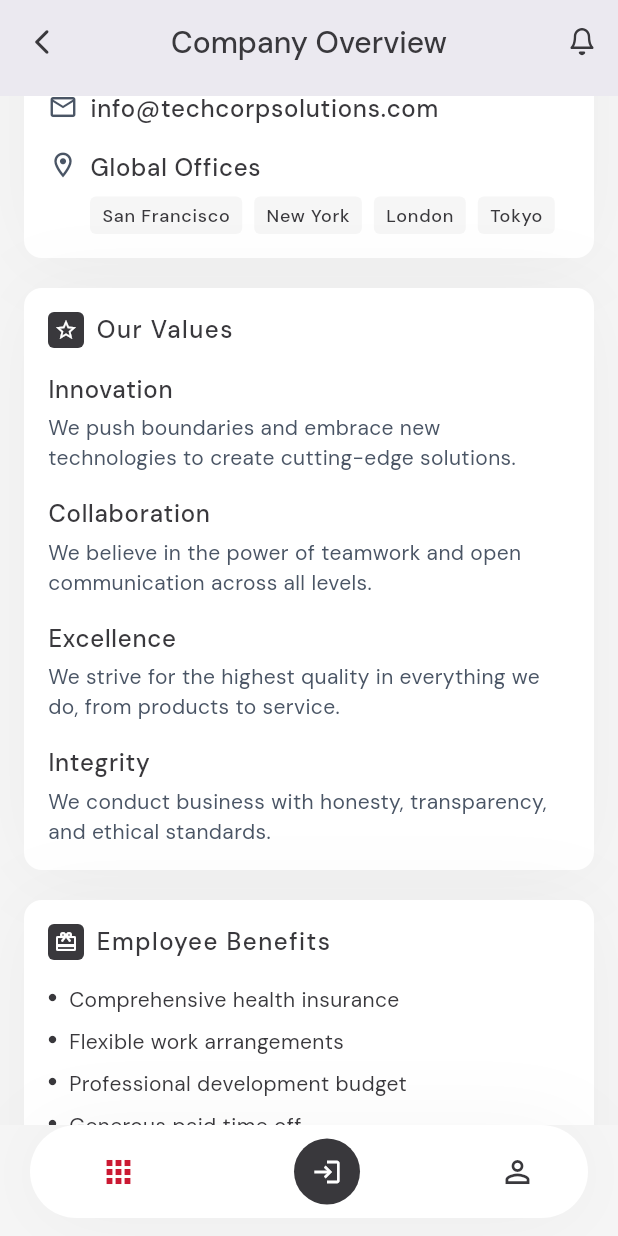
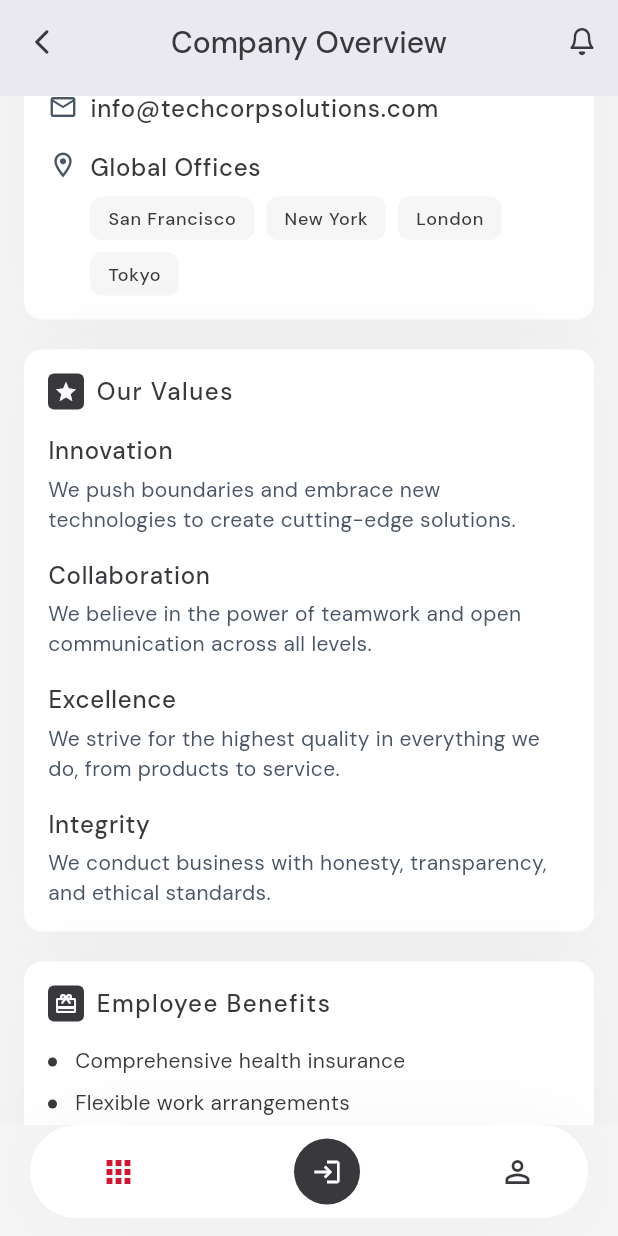
Before and after one commit to salma-al/smartvision-mobile-app, a Flutter app: the CompanyOverviewPage screen opened directly, scrolled down 576 dp, on a phone screen of 412 x 824 dp. Run offline on Flutter 3.47's test engine with Material 3 defaults, Android fonts, the light colour scheme and no system bars; our stand-ins replace flutter_svg, google_fonts.

Commit message:
feat(company): page UI

```diff
--- a/lib/pages/company_overview_page.dart
+++ b/lib/pages/company_overview_page.dart
@@ -24,7 +24,7 @@ class CompanyOverviewPage extends StatelessWidget {
             ),
             child: Column(
               children: [
-                // About Smart Vision Group Section
+                // About Section
                 _buildAboutSection(),
                 const SizedBox(height: 20),
 
@@ -41,7 +41,7 @@ class CompanyOverviewPage extends StatelessWidget {
                 const SizedBox(height: 20),
 
                 // Mission Statement Section
-                _buildMissionStatementSection(),
+                _buildMissionSection(),
               ],
             ),
           ),
@@ -73,7 +73,7 @@ class CompanyOverviewPage extends StatelessWidget {
                   borderRadius: BorderRadius.circular(4),
                 ),
                 child: const Icon(
-                  Icons.info_outline,
+                  Icons.business,
                   color: AppColors.white,
                   size: 16,
                 ),
@@ -87,24 +87,24 @@ class CompanyOverviewPage extends StatelessWidget {
           ),
           const SizedBox(height: 16),
 
-          // Description Text
+          // Description
           Text(
             'Smart Vision Group for engineering services, established in Sharjah, UAE, in 2013, is an engineering consultancy firm with branches in Dubai, Sharjah, Abu Dhabi, and Egypt. Specializing in comprehensive engineering solutions for various types of properties, our team of professional engineers is dedicated to transforming visions into reality with precision and care. We are committed to excellence and maintain the highest standards in all sectors of engineering consultancy.',
-            style: AppTypography.body14(color: AppColors.darkText),
+            style: AppTypography.body14(),
           ),
           const SizedBox(height: 24),
 
-          // Company Info Grid
+          // Company Stats
           Row(
             children: [
               Expanded(
-                child: _buildInfoColumn(
+                child: _buildStatColumn(
                   label: 'Founded',
                   value: '2015',
                 ),
               ),
               Expanded(
-                child: _buildInfoColumn(
+                child: _buildStatColumn(
                   label: 'Employees',
                   value: '2,500+',
                 ),
@@ -115,13 +115,13 @@ class CompanyOverviewPage extends StatelessWidget {
           Row(
             children: [
               Expanded(
-                child: _buildInfoColumn(
+                child: _buildStatColumn(
                   label: 'Industry',
                   value: 'Engineering',
                 ),
               ),
               Expanded(
-                child: _buildInfoColumn(
+                child: _buildStatColumn(
                   label: 'Headquarters',
                   value: 'San Francisco, CA',
                 ),
@@ -156,7 +156,7 @@ class CompanyOverviewPage extends StatelessWidget {
                   borderRadius: BorderRadius.circular(4),
                 ),
                 child: const Icon(
-                  Icons.phone_outlined,
+                  Icons.phone,
                   color: AppColors.white,
                   size: 16,
                 ),
@@ -171,23 +171,62 @@ class CompanyOverviewPage extends StatelessWidget {
           const SizedBox(height: 16),
 
           // Website
-          _buildContactItem(
-            icon: Icons.language,
-            text: 'www.techcorpsolutions.com',
+          Row(
+            crossAxisAlignment: CrossAxisAlignment.start,
+            children: [
+              const Icon(
+                Icons.language,
+                color: AppColors.helperText,
+                size: 20,
+              ),
+              const SizedBox(width: 8),
+              Expanded(
+                child: Text(
+                  'www.techcorpsolutions.com',
+                  style: AppTypography.p16(),
+                ),
+              ),
+            ],
           ),
           const SizedBox(height: 12),
 
           // Phone
-          _buildContactItem(
-            icon: Icons.phone_outlined,
-            text: '+1 (555) 100-2000',
+          Row(
+            crossAxisAlignment: CrossAxisAlignment.start,
+            children: [
+              const Icon(
+                Icons.phone_outlined,
+                color: AppColors.helperText,
+                size: 20,
+              ),
+              const SizedBox(width: 8),
+              Expanded(
+                child: Text(
+                  '+1 (555) 100-2000',
+                  style: AppTypography.p16(),
+                ),
+              ),
+            ],
           ),
           const SizedBox(height: 12),
 
           // Email
-          _buildContactItem(
-            icon: Icons.email_outlined,
-            text: 'info@techcorpsolutions.com',
+          Row(
+            crossAxisAlignment: CrossAxisAlignment.start,
+            children: [
+              const Icon(
+                Icons.email_outlined,
+                color: AppColors.helperText,
+                size: 20,
+              ),
+              const SizedBox(width: 8),
+              Expanded(
+                child: Text(
+                  'info@techcorpsolutions.com',
+                  style: AppTypography.p16(),
+                ),
+              ),
+            ],
           ),
           const SizedBox(height: 16),
 
@@ -207,17 +246,17 @@ class CompanyOverviewPage extends StatelessWidget {
                   children: [
                     Text(
                       'Global Offices',
-                      style: AppTypography.p16(color: AppColors.darkText),
+                      style: AppTypography.p16(),
                     ),
                     const SizedBox(height: 8),
                     Wrap(
                       spacing: 8,
                       runSpacing: 8,
                       children: [
-                        _buildOfficeTag('San Francisco'),
-                        _buildOfficeTag('New York'),
-                        _buildOfficeTag('London'),
-                        _buildOfficeTag('Tokyo'),
+                        _buildLocationChip('San Francisco'),
+                        _buildLocationChip('New York'),
+                        _buildLocationChip('London'),
+                        _buildLocationChip('Tokyo'),
                       ],
                     ),
                   ],
@@ -253,7 +292,7 @@ class CompanyOverviewPage extends StatelessWidget {
                   borderRadius: BorderRadius.circular(4),
                 ),
                 child: const Icon(
-                  Icons.star_outline,
+                  Icons.star,
                   color: AppColors.white,
                   size: 16,
                 ),
@@ -267,31 +306,25 @@ class CompanyOverviewPage extends StatelessWidget {
           ),
           const SizedBox(height: 16),
 
-          // Innovation
+          // Values List
           _buildValueItem(
-            title: 'Innovation',
-            description: 'We push boundaries and embrace new technologies to create cutting-edge solutions.',
+            'Innovation',
+            'We push boundaries and embrace new technologies to create cutting-edge solutions.',
           ),
           const SizedBox(height: 16),
-
-          // Collaboration
           _buildValueItem(
-            title: 'Collaboration',
-            description: 'We believe in the power of teamwork and open communication across all levels.',
+            'Collaboration',
+            'We believe in the power of teamwork and open communication across all levels.',
           ),
           const SizedBox(height: 16),
-
-          // Excellence
           _buildValueItem(
-            title: 'Excellence',
-            description: 'We strive for the highest quality in everything we do, from products to service.',
+            'Excellence',
+            'We strive for the highest quality in everything we do, from products to service.',
           ),
           const SizedBox(height: 16),
-
-          // Integrity
           _buildValueItem(
-            title: 'Integrity',
-            description: 'We conduct business with honesty, transparency, and ethical standards.',
+            'Integrity',
+            'We conduct business with honesty, transparency, and ethical standards.',
           ),
         ],
       ),
@@ -321,7 +354,7 @@ class CompanyOverviewPage extends StatelessWidget {
                   borderRadius: BorderRadius.circular(4),
                 ),
                 child: const Icon(
-                  Icons.card_giftcard_outlined,
+                  Icons.card_giftcard,
                   color: AppColors.white,
                   size: 16,
                 ),
@@ -336,27 +369,20 @@ class CompanyOverviewPage extends StatelessWidget {
           const SizedBox(height: 16),
 
           // Benefits List
-          _buildBulletItem('Comprehensive health insurance'),
-          const SizedBox(height: 8),
-          _buildBulletItem('Flexible work arrangements'),
-          const SizedBox(height: 8),
-          _buildBulletItem('Professional development budget'),
-          const SizedBox(height: 8),
-          _buildBulletItem('Generous paid time off'),
-          const SizedBox(height: 8),
-          _buildBulletItem('Stock option program'),
-          const SizedBox(height: 8),
-          _buildBulletItem('Wellness programs'),
-          const SizedBox(height: 8),
-          _buildBulletItem('Free meals and snacks'),
-          const SizedBox(height: 8),
-          _buildBulletItem('Modern office spaces'),
+          _buildBulletPoint('Comprehensive health insurance'),
+          _buildBulletPoint('Flexible work arrangements'),
+          _buildBulletPoint('Professional development budget'),
+          _buildBulletPoint('Generous paid time off'),
+          _buildBulletPoint('Stock option program'),
+          _buildBulletPoint('Wellness programs'),
+          _buildBulletPoint('Free meals and snacks'),
+          _buildBulletPoint('Modern office spaces'),
         ],
       ),
     );
   }
 
-  Widget _buildMissionStatementSection() {
+  Widget _buildMissionSection() {
     return Container(
       width: double.infinity,
       padding: const EdgeInsets.all(16.0),
@@ -379,7 +405,7 @@ class CompanyOverviewPage extends StatelessWidget {
                   borderRadius: BorderRadius.circular(4),
                 ),
                 child: const Icon(
-                  Icons.assignment_outlined,
+                  Icons.flag,
                   color: AppColors.white,
                   size: 16,
                 ),
@@ -393,16 +419,22 @@ class CompanyOverviewPage extends StatelessWidget {
           ),
           const SizedBox(height: 16),
 
-          // Mission Quote
+          // Mission Text
           Container(
-            padding: const EdgeInsets.all(12),
+            padding: const EdgeInsets.all(12.0),
             decoration: BoxDecoration(
-              color: AppColors.backgroundColor,
+              color: AppColors.lightGrey,
               borderRadius: BorderRadius.circular(8),
+              border: Border.all(
+                color: AppColors.dividerLight,
+                width: 1,
+              ),
             ),
             child: Text(
               '"To empower businesses worldwide through innovative technology solutions that drive growth, efficiency, and success. We are committed to creating value for our clients, employees, and communities while maintaining the highest standards of integrity and excellence."',
-              style: AppTypography.body14(color: AppColors.darkText),
+              style: AppTypography.body14(color: AppColors.darkText).copyWith(
+                fontStyle: FontStyle.italic,
+              ),
             ),
           ),
         ],
@@ -410,7 +442,7 @@ class CompanyOverviewPage extends StatelessWidget {
     );
   }
 
-  Widget _buildInfoColumn({
+  Widget _buildStatColumn({
     required String label,
     required String value,
   }) {
@@ -430,53 +462,27 @@ class CompanyOverviewPage extends StatelessWidget {
     );
   }
 
-  Widget _buildContactItem({
-    required IconData icon,
-    required String text,
-  }) {
-    return Row(
-      crossAxisAlignment: CrossAxisAlignment.start,
-      children: [
-        Icon(
-          icon,
-          color: AppColors.helperText,
-          size: 20,
-        ),
-        const SizedBox(width: 8),
-        Expanded(
-          child: Text(
-            text,
-            style: AppTypography.p16(color: AppColors.darkText),
-          ),
-        ),
-      ],
-    );
-  }
-
-  Widget _buildOfficeTag(String location) {
+  Widget _buildLocationChip(String location) {
     return Container(
-      padding: const EdgeInsets.symmetric(horizontal: 8, vertical: 4),
+      padding: const EdgeInsets.symmetric(horizontal: 12, vertical: 6),
       decoration: BoxDecoration(
         color: AppColors.backgroundColor,
-        borderRadius: BorderRadius.circular(4),
+        borderRadius: BorderRadius.circular(AppBorderRadius.radius8),
       ),
       child: Text(
         location,
-        style: AppTypography.p12(color: AppColors.darkText),
+        style: AppTypography.p12(),
       ),
     );
   }
 
-  Widget _buildValueItem({
-    required String title,
-    required String description,
-  }) {
+  Widget _buildValueItem(String title, String description) {
     return Column(
       crossAxisAlignment: CrossAxisAlignment.start,
       children: [
         Text(
           title,
-          style: AppTypography.p16(color: AppColors.darkText),
+          style: AppTypography.p16(),
         ),
         const SizedBox(height: 4),
         Text(
@@ -487,26 +493,30 @@ class CompanyOverviewPage extends StatelessWidget {
     );
   }
 
-  Widget _buildBulletItem(String text) {
-    return Row(
+  Widget _buildBulletPoint(String text) {
+    return Padding(
+      padding: const EdgeInsets.only(bottom: 8),
+      child: Row(
         crossAxisAlignment: CrossAxisAlignment.start,
         children: [
-        const Padding(
-          padding: EdgeInsets.only(top: 6),
-          child: Icon(
-            Icons.circle,
-            size: 6,
+          Container(
+            margin: const EdgeInsets.only(top: 8),
+            width: 6,
+            height: 6,
+            decoration: const BoxDecoration(
               color: AppColors.darkText,
+              shape: BoxShape.circle,
             ),
           ),
-        const SizedBox(width: 8),
+          const SizedBox(width: 12),
           Expanded(
             child: Text(
               text,
-            style: AppTypography.body14(color: AppColors.darkText),
+              style: AppTypography.body14(),
             ),
           ),
         ],
+      ),
     );
   }
 }
```
Lines whose indentation alone changed are shown as unchanged.
